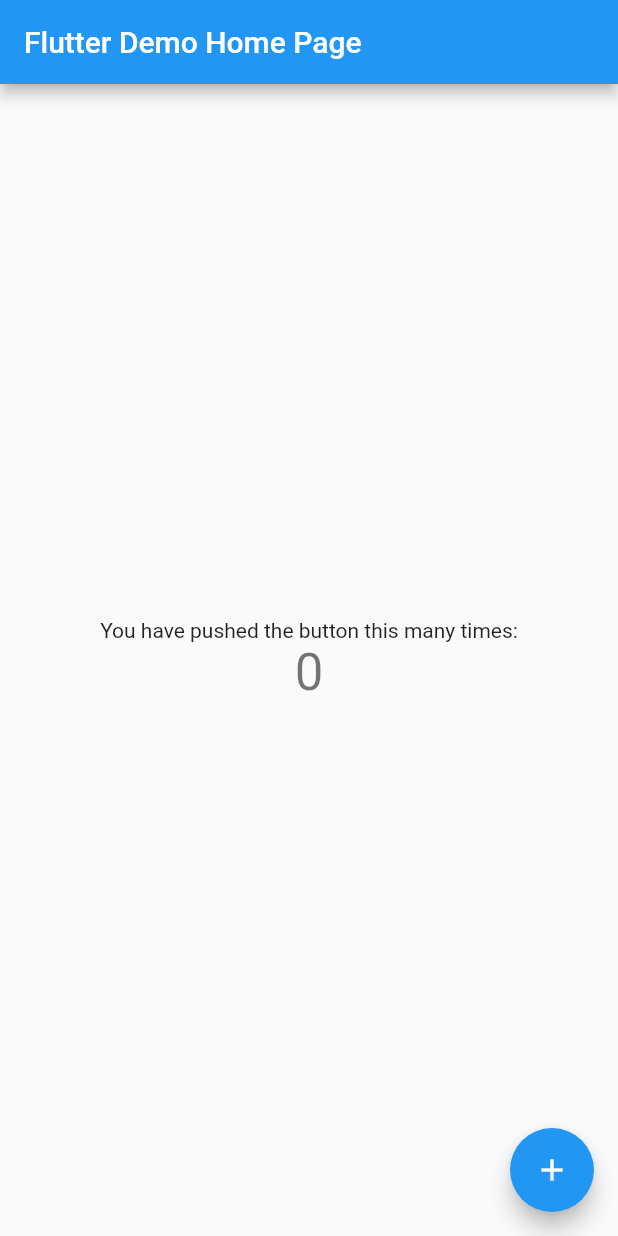
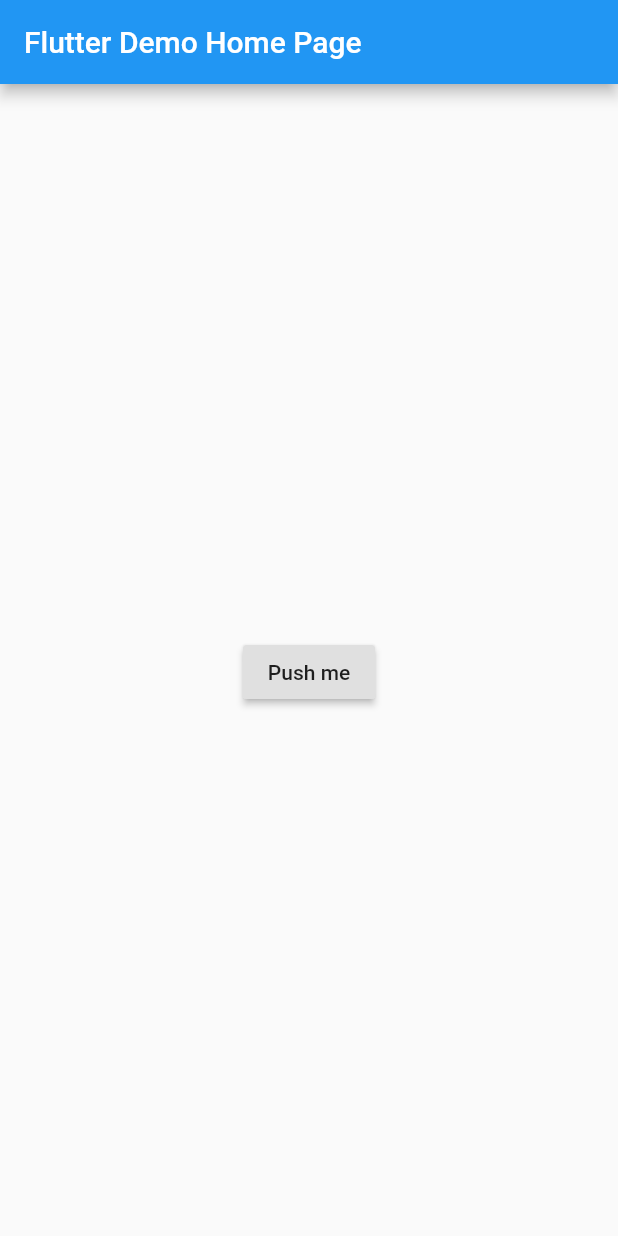
Before and after one commit to TesteurManiak/icalendar_parser, a Flutter app: the screen it shows after launch, on a phone screen of 412 x 824 dp. Run offline on Flutter 3.47's test engine with Material 2 defaults, Android fonts, the phone set to English and light mode, and no system bars.

```diff
--- a/example/lib/main.dart
+++ b/example/lib/main.dart
@@ -1,4 +1,8 @@
 import 'package:flutter/material.dart';
+import 'package:icalendar_parser/icalendar_parser.dart';
+
+final _valid =
+    'BEGIN:VCALENDAR\nVERSION:2.0\nPRODID:-//hacksw/handcal//NONSGML v1.0//EN\nBEGIN:VEVENT\nUID:uid1@example.com\nDTSTAMP:19970714T170000Z\nORGANIZER;CN=John Doe:MAILTO:john.doe@example.com\nDTSTART:19970714T170000Z\nDTEND:19970715T035959Z\nSUMMARY:Bastille Day Party\nGEO:48.85299;2.36885\nEND:VEVENT\nEND:VCALENDAR';
 
 void main() {
   runApp(MyApp());
@@ -11,19 +15,7 @@ class MyApp extends StatelessWidget {
     return MaterialApp(
       title: 'Flutter Demo',
       theme: ThemeData(
-        // This is the theme of your application.
-        //
-        // Try running your application with "flutter run". You'll see the
-        // application has a blue toolbar. Then, without quitting the app, try
-        // changing the primarySwatch below to Colors.green and then invoke
-        // "hot reload" (press "r" in the console where you ran "flutter run",
-        // or simply save your changes to "hot reload" in a Flutter IDE).
-        // Notice that the counter didn't reset back to zero; the application
-        // is not restarted.
         primarySwatch: Colors.blue,
-        // This makes the visual density adapt to the platform that you run
-        // the app on. For desktop platforms, the controls will be smaller and
-        // closer together (more dense) than on mobile platforms.
         visualDensity: VisualDensity.adaptivePlatformDensity,
       ),
       home: MyHomePage(title: 'Flutter Demo Home Page'),
@@ -34,15 +26,6 @@ class MyApp extends StatelessWidget {
 class MyHomePage extends StatefulWidget {
   MyHomePage({Key key, this.title}) : super(key: key);
 
-  // This widget is the home page of your application. It is stateful, meaning
-  // that it has a State object (defined below) that contains fields that affect
-  // how it looks.
-
-  // This class is the configuration for the state. It holds the values (in this
-  // case the title) provided by the parent (in this case the App widget) and
-  // used by the build method of the State. Fields in a Widget subclass are
-  // always marked "final".
-
   final String title;
 
   @override
@@ -50,68 +33,27 @@ class MyHomePage extends StatefulWidget {
 }
 
 class _MyHomePageState extends State<MyHomePage> {
-  int _counter = 0;
-
-  void _incrementCounter() {
-    setState(() {
-      // This call to setState tells the Flutter framework that something has
-      // changed in this State, which causes it to rerun the build method below
-      // so that the display can reflect the updated values. If we changed
-      // _counter without calling setState(), then the build method would not be
-      // called again, and so nothing would appear to happen.
-      _counter++;
-    });
-  }
+  String text = '';
 
   @override
   Widget build(BuildContext context) {
-    // This method is rerun every time setState is called, for instance as done
-    // by the _incrementCounter method above.
-    //
-    // The Flutter framework has been optimized to make rerunning build methods
-    // fast, so that you can just rebuild anything that needs updating rather
-    // than having to individually change instances of widgets.
     return Scaffold(
       appBar: AppBar(
-        // Here we take the value from the MyHomePage object that was created by
-        // the App.build method, and use it to set our appbar title.
         title: Text(widget.title),
       ),
       body: Center(
-        // Center is a layout widget. It takes a single child and positions it
-        // in the middle of the parent.
         child: Column(
-          // Column is also a layout widget. It takes a list of children and
-          // arranges them vertically. By default, it sizes itself to fit its
-          // children horizontally, and tries to be as tall as its parent.
-          //
-          // Invoke "debug painting" (press "p" in the console, choose the
-          // "Toggle Debug Paint" action from the Flutter Inspector in Android
-          // Studio, or the "Toggle Debug Paint" command in Visual Studio Code)
-          // to see the wireframe for each widget.
-          //
-          // Column has various properties to control how it sizes itself and
-          // how it positions its children. Here we use mainAxisAlignment to
-          // center the children vertically; the main axis here is the vertical
-          // axis because Columns are vertical (the cross axis would be
-          // horizontal).
           mainAxisAlignment: MainAxisAlignment.center,
           children: <Widget>[
-            Text(
-              'You have pushed the button this many times:',
-            ),
-            Text(
-              '$_counter',
-              style: Theme.of(context).textTheme.headline4,
-            ),
+            Text(text),
+            RaisedButton(
+              child: Text('Push me'),
+              onPressed: () => setState(
+                  () => text = ICalendar.parseFromString(_valid).toString()),
+            )
           ],
         ),
       ),
-      floatingActionButton: FloatingActionButton(
-        onPressed: _incrementCounter,
-        tooltip: 'Increment',
-        child: Icon(Icons.add),
-      ), // This trailing comma makes auto-formatting nicer for build methods.
     );
   }
 }
--- a/example/pubspec.yaml
+++ b/example/pubspec.yaml
@@ -23,6 +23,8 @@ environment:
 dependencies:
   flutter:
     sdk: flutter
+  icalendar_parser:
+    path: ../
 
 
   # The following adds the Cupertino Icons font to your application.
--- a/lib/icalendar_parser.dart
+++ b/lib/icalendar_parser.dart
@@ -1,5 +1,3 @@
 library icalendar_parser;
 
 export 'src/model/icalendar.dart';
-export 'src/model/valarm.dart';
-export 'src/model/vevent.dart';
--- a/lib/src/model/vevent.dart
+++ /dev/null
@@ -1,35 +0,0 @@
-import 'package:icalendar_parser/icalendar_parser.dart';
-import 'package:icalendar_parser/src/exceptions/icalendar_exception.dart';
-import 'package:icalendar_parser/src/model/icalendar.dart';
-
-/// [VEvent] describes an event, which has a scheduled amout of time on a
-/// calendar.
-///
-/// A [VEvent] may include a [VAlarm] which allows an alarm.
-class VEvent implements CalendarComponent {
-  final String uid;
-  final DateTime dtStamp;
-  final DateTime dtStart;
-  final DateTime dtEnd;
-  final String summary;
-  final double lat;
-  final double lng;
-  final VAlarm vAlarm;
-
-  VEvent({
-    this.uid,
-    this.dtStamp,
-    this.dtStart,
-    this.dtEnd,
-    this.summary,
-    this.lat,
-    this.lng,
-    this.vAlarm,
-  });
-
-  factory VEvent.parseFromString(String vEventString, {bool allowEmptyLine}) {
-    if (!vEventString.startsWith('BEGIN:VEVENT'))
-      throw ICalendarFormatException('The first line must be BEGIN:VEVENT');
-    return VEvent();
-  }
-}
```
Also changed, not shown: lib/src/model/icalendar.dart (+168 -15 lines), lib/src/model/valarm.dart (deleted, +0 -11 lines), example/pubspec.lock, pubspec.lock, 2 other files.
